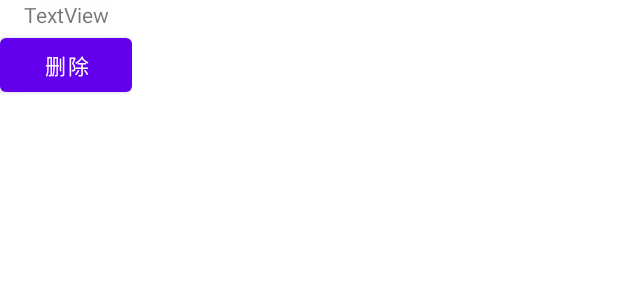
After one commit to zlxdengtianhei/StarAutoSubmission, an Android app: the layout marker_info.xml on its own in the app's theme, with its tools: preview values and no code run, on a phone screen of 412 x 824 dp. The commit adds this screen. Shown: the top 300 px of the screen. Run offline under Robolectric (Android 15) with nearby library versions, the phone set to English and light mode, and no system bars.

Commit message:
完成了单个标记的增删

```diff
--- a/app/src/main/AndroidManifest.xml
+++ b/app/src/main/AndroidManifest.xml
@@ -15,8 +15,6 @@
     <!--允许读取手机状态 用于创建BmobInstallation-->
     <uses-permission android:name="android.permission.READ_PHONE_STATE" />
     <uses-permission android:name="android.permission.READ_EXTERNAL_STORAGE"/>
-    <uses-permission android:name="android.permission.READ_EXTERNAL_STORAGE"/>
-    <uses-permission android:name="android.permission.WRITE_EXTERNAL_STORAGE"/>
 
     <application
         android:name=".MyApp"
--- /dev/null
+++ b/app/src/main/res/layout/marker_info.xml
@@ -0,0 +1,27 @@
+<?xml version="1.0" encoding="utf-8"?>
+<androidx.constraintlayout.widget.ConstraintLayout xmlns:android="http://schemas.android.com/apk/res/android"
+    xmlns:app="http://schemas.android.com/apk/res-auto"
+    xmlns:tools="http://schemas.android.com/tools"
+    android:layout_width="wrap_content"
+    android:layout_height="wrap_content">
+
+    <TextView
+        android:id="@+id/text_marker_info"
+        android:layout_width="wrap_content"
+        android:layout_height="wrap_content"
+        android:background="#FEFEFE"
+        android:text="TextView"
+        app:layout_constraintEnd_toEndOf="@id/button_delete_marker"
+        app:layout_constraintStart_toStartOf="parent"
+        app:layout_constraintTop_toTopOf="parent" />
+
+    <Button
+        android:id="@+id/button_delete_marker"
+        android:layout_width="wrap_content"
+        android:layout_height="wrap_content"
+        android:text="@string/delete_marker"
+        app:layout_constraintEnd_toEndOf="@id/text_marker_info"
+        app:layout_constraintStart_toStartOf="parent"
+        app:layout_constraintTop_toBottomOf="@+id/text_marker_info" />
+
+</androidx.constraintlayout.widget.ConstraintLayout>
--- a/app/src/main/res/values/strings.xml
+++ b/app/src/main/res/values/strings.xml
@@ -7,8 +7,9 @@
     <string name="drawer_close">Close navigation drawer</string>
     <string name="image_desc">描述图片的内容</string>
     <string name="location_map">Location</string>
-    <string name="add_point">Add</string>
+    <string name="add_point">添加标点</string>
     <string name="city_hint">输入城市，匹配更精确</string>
+    <string name="delete_marker">删除</string>
     <string-array name="device_types">
         <item>相机</item>
         <item>镜头</item>
```
Also changed, not shown: app/src/main/java/com/example/starautosubmission/CoordinateEntry.java (added, +30 -0 lines), app/src/main/java/com/example/starautosubmission/InfoAdapter.java (+25 -1 lines), app/src/main/java/com/example/starautosubmission/MapFragment.java (+60 -1 lines).
